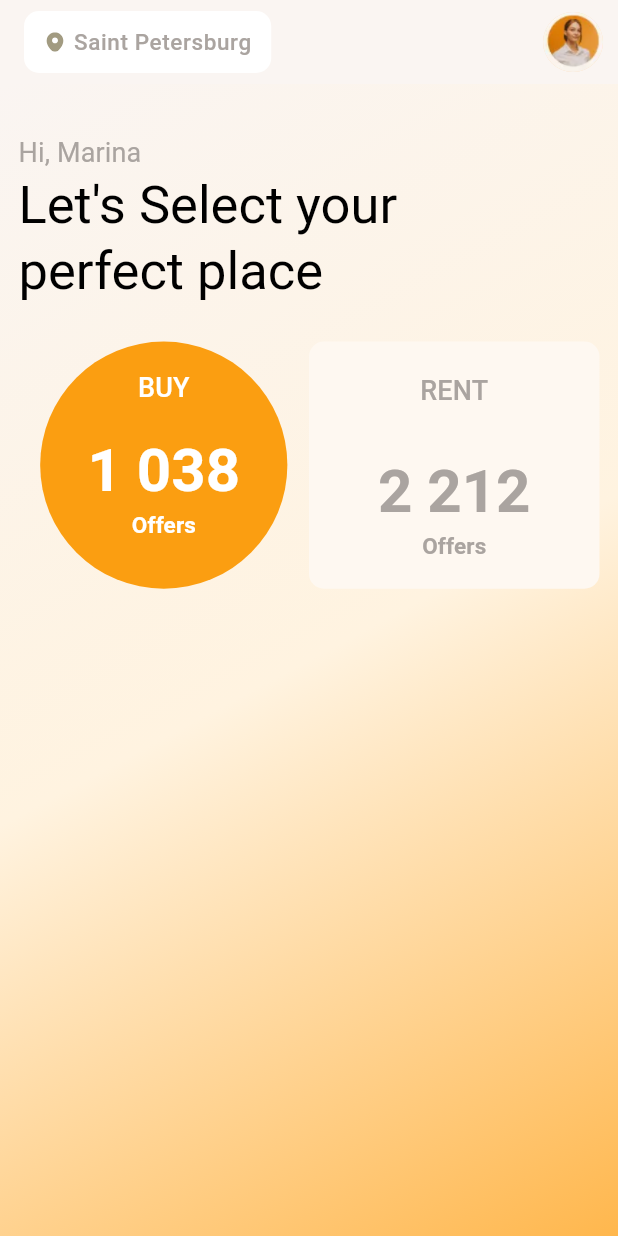
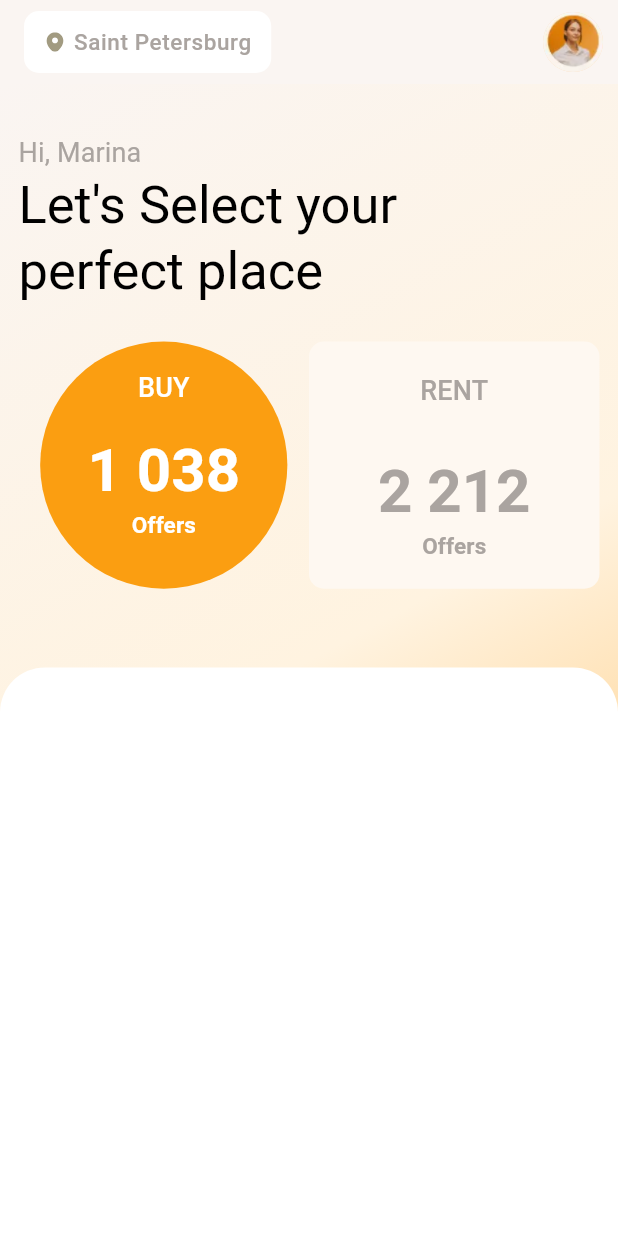
Before and after one commit to chiweliterem/Places, a Flutter app: the screen it shows after launch, on a phone screen of 412 x 824 dp. Run offline on Flutter 3.47's test engine with Material 3 defaults, Android fonts, the phone set to English and light mode, and no system bars; our stand-ins replace flutter_svg, google_fonts.

Commit message:
Combined both title and shape into a single widget.

```diff
--- /dev/null
+++ b/lib/reusable/custom_app_title_and_shapes.dart
@@ -0,0 +1,66 @@
+import 'package:flutter/material.dart';
+import 'package:places/colors/colors.dart';
+import 'package:places/reusable/label.dart';
+import 'package:places/reusable/shape_circle.dart';
+import 'package:places/reusable/shape_square.dart';
+
+class CustomAppTitleAndShapes extends StatelessWidget {
+  const CustomAppTitleAndShapes({super.key});
+
+  @override
+  Widget build(BuildContext context) {
+    return Padding(
+      padding: EdgeInsets.symmetric(
+        horizontal: MediaQuery.of(context).size.width * 0.03,
+        vertical: MediaQuery.of(context).size.height * 0.04,
+      ),
+      child: Column(
+        crossAxisAlignment: CrossAxisAlignment.start,
+        children: [
+          //First title
+          CustomLabel(
+            name: "Hi, Marina",
+            style: Theme.of(
+              context,
+            ).textTheme.titleSmall!.copyWith(fontWeight: FontWeight.w400),
+          ),
+
+          //Second title
+          CustomLabel(
+            name: "Let's Select your\nperfect place",
+            style: Theme.of(
+              context,
+            ).textTheme.titleLarge!.copyWith(color: kBlack),
+          ),
+          SizedBox(height: MediaQuery.of(context).size.height * 0.03),
+
+          //Shapes
+          SizedBox(
+            width: MediaQuery.of(context).size.width,
+            height: MediaQuery.of(context).size.height * 0.2,
+            child: Row(
+              children: [
+                Expanded(
+                  flex: 5,
+                  child: ShapeCircle(
+                    firstLabel: "BUY",
+                    secondLabel: "1 038",
+                    thirdLabel: "Offers",
+                  ),
+                ),
+                Expanded(
+                  flex: 5,
+                  child: ShapeSquare(
+                    firstLabel: "RENT",
+                    secondLabel: "2 212",
+                    thirdLabel: "Offers",
+                  ),
+                ),
+              ],
+            ),
+          ),
+        ],
+      ),
+    );
+  }
+}
--- a/lib/screens/home.dart
+++ b/lib/screens/home.dart
@@ -1,9 +1,7 @@
 import 'package:flutter/material.dart';
 import 'package:places/colors/colors.dart';
 import 'package:places/reusable/app_title_widget.dart';
-import 'package:places/reusable/label.dart';
-import 'package:places/reusable/shape_circle.dart';
-import 'package:places/reusable/shape_square.dart';
+import 'package:places/reusable/custom_app_title_and_shapes.dart';
 
 class Home extends StatefulWidget {
   final String appName;
@@ -28,6 +26,10 @@ class _HomeState extends State<Home> {
         ],
         actionsPadding: EdgeInsets.symmetric(horizontal: 10.0),
       ),
+
+      //BottomSheet
+
+      //Scaffold body
       body: LayoutBuilder(
         builder: (context, boxConstraints) {
           return Container(
@@ -44,58 +46,27 @@ class _HomeState extends State<Home> {
                 ],
               ),
             ),
-            child: Padding(
-              padding: EdgeInsets.symmetric(
-                horizontal: MediaQuery.of(context).size.width * 0.03,
-                vertical: MediaQuery.of(context).size.height * 0.04,
-              ),
-              child: Column(
-                crossAxisAlignment: CrossAxisAlignment.start,
-                children: [
-                  //First title
-                  CustomLabel(
-                    name: "Hi, Marina",
-                    style: Theme.of(context).textTheme.titleSmall!.copyWith(
-                      fontWeight: FontWeight.w400,
+            child: Stack(
+              children: [
+                //Custom app titles
+                CustomAppTitleAndShapes(),
+
+                //Animated container
+                Align(
+                  alignment: Alignment.bottomCenter,
+                  child: Container(
+                    width: MediaQuery.of(context).size.width,
+                    height: MediaQuery.of(context).size.height * 0.46,
+                    decoration: BoxDecoration(
+                      color: kWhite,
+                      borderRadius: BorderRadius.only(
+                        topLeft: Radius.circular(30),
+                        topRight: Radius.circular(30),
+                      ),
                     ),
                   ),
-
-                  //Second title
-                  CustomLabel(
-                    name: "Let's Select your\nperfect place",
-                    style: Theme.of(
-                      context,
-                    ).textTheme.titleLarge!.copyWith(color: kBlack),
-                  ),
-                  SizedBox(height: MediaQuery.of(context).size.height * 0.03),
-
-                  //Shapes
-                  SizedBox(
-                    width: MediaQuery.of(context).size.width,
-                    height: MediaQuery.of(context).size.height * 0.2,
-                    child: Row(
-                      children: [
-                        Expanded(
-                          flex: 5,
-                          child: ShapeCircle(
-                            firstLabel: "BUY",
-                            secondLabel: "1 038",
-                            thirdLabel: "Offers",
-                          ),
-                        ),
-                        Expanded(
-                          flex: 5,
-                          child: ShapeSquare(
-                            firstLabel: "RENT",
-                            secondLabel: "2 212",
-                            thirdLabel: "Offers",
-                          ),
-                        ),
-                      ],
-                    ),
-                  ),
-                ],
-              ),
+                ),
+              ],
             ),
           );
         },
```
